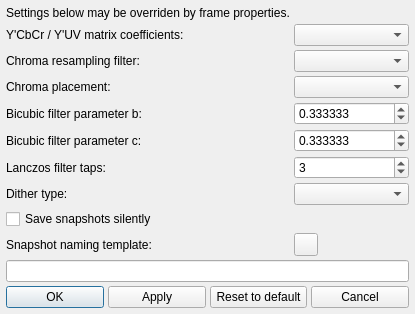
This is vse-previewer/src/preview/preview_advanced_settings_dialog.ui in YomikoR/VapourSynth-Editor as Qt 5 draws it before an edit. The edited form follows.
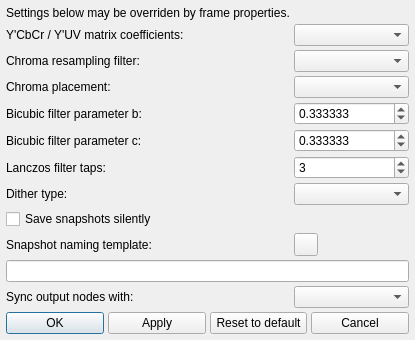
This is the edited form. Icons and pictures are not drawn.

Commit message: allow setting output sync mode by frame, time, or current timeline display mode

The edit to the form file:
```diff
--- a/vse-previewer/src/preview/preview_advanced_settings_dialog.ui
+++ b/vse-previewer/src/preview/preview_advanced_settings_dialog.ui
@@ -125,7 +125,17 @@
      </property>
     </widget>
    </item>
-   <item row="11" column="0" colspan="2">
+   <item row="11" column="0">
+    <widget class="QLabel" name="label_sync">
+     <property name="text">
+      <string>Sync output nodes with:</string>
+     </property>
+    </widget>
+   </item>
+   <item row="11" column="1">
+    <widget class="QComboBox" name="syncOutputComboBox"/>
+   </item>
+   <item row="12" column="0" colspan="2">
     <layout class="QHBoxLayout" name="horizontalLayout">
      <item>
       <widget class="QPushButton" name="okButton">
```
The commit also changes 8 other files.
